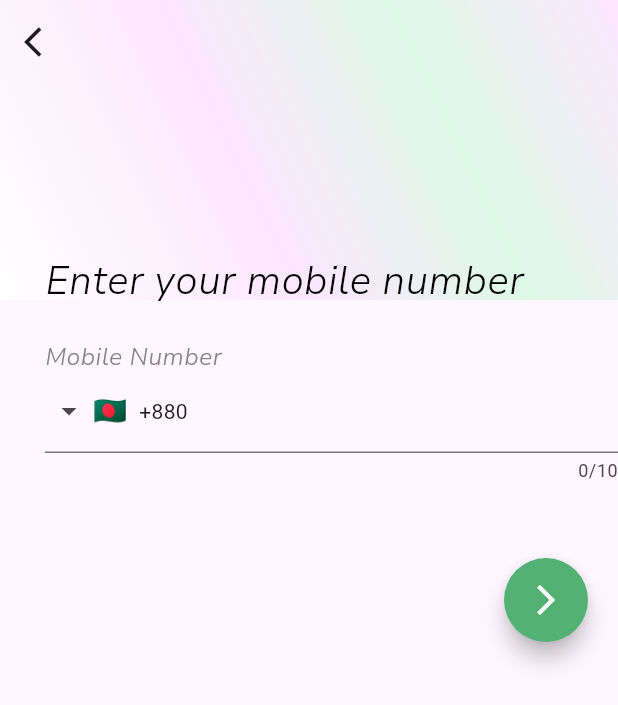
After one commit to emanfazal/GroceryApp, a Flutter app: the SigninBody screen opened directly, after a tap on "Continue with Google", on a phone screen of 412 x 824 dp. The commit adds this screen. Shown: the top 705 px of the screen. Run offline on Flutter 3.47's test engine with Material 3 defaults, Android fonts, the phone set to English and light mode, and no system bars; drawn by our look-alikes of intl_phone_field; our stand-ins replace country_code_picker, flutter_svg, keyboard_actions, responsive_builder.

Commit message:
login with number and verify screen implemented

```diff
--- /dev/null
+++ b/lib/Auth/LoginthroughNumber/Components.dart
@@ -0,0 +1,50 @@
+import 'package:flutter/material.dart';
+import 'package:groceries_app_ui/Auth/Verification.dart';
+import 'package:groceries_app_ui/Components/FAB.dart';
+
+import '../../Components/CountryCodewithnumber.dart';
+import '../../Components/DialPad.dart';
+import '../../Config/TextStyle.dart';
+import '../../Config/strings.dart';
+class ScreenComponents extends StatefulWidget {
+  const ScreenComponents({super.key});
+
+  @override
+  State<ScreenComponents> createState() => _ScreenComponentsState();
+}
+
+class _ScreenComponentsState extends State<ScreenComponents> {
+  @override
+  Widget build(BuildContext context) {
+    return Column(
+
+      crossAxisAlignment: CrossAxisAlignment.start,
+      mainAxisAlignment: MainAxisAlignment.start,
+      children: [
+
+        SizedBox(height: 30),
+        Text(AppStrings.MobileNumber,style: h3size16kgrey,),
+        CountryCode(),
+SizedBox(height: 50,),
+Align(
+    alignment: Alignment.bottomRight,
+    child: Padding(
+      padding: const EdgeInsets.only(right: 20),
+      child: FloatingActionbutton(press: (){
+        Goto(context);
+      },),
+    )),
+      ],
+
+
+    );
+
+  }
+}
+Goto(BuildContext context){
+
+  Navigator.push(
+    context ,
+    MaterialPageRoute(builder: (context) =>VerifywithCode()),
+  );
+}
--- /dev/null
+++ b/lib/Auth/LoginthroughNumber/EnterNumber.dart
@@ -0,0 +1,47 @@
+import 'package:flutter/material.dart';
+import 'package:groceries_app_ui/Auth/LoginthroughNumber/Components.dart';
+import 'package:groceries_app_ui/Components/DialPad.dart';
+import 'package:groceries_app_ui/Components/GradientContainer.dart';
+import 'package:groceries_app_ui/Config/Colors.dart';
+
+import '../../Config/strings.dart';
+class LoginWithNumber extends StatefulWidget {
+  const LoginWithNumber({super.key});
+
+  @override
+  State<LoginWithNumber> createState() => _LoginWithNumberState();
+}
+
+class _LoginWithNumberState extends State<LoginWithNumber> {
+  @override
+  Widget build(BuildContext context) {
+    return MaterialApp(
+      home: Scaffold(
+        body: Column(
+          crossAxisAlignment: CrossAxisAlignment.start,
+          mainAxisAlignment: MainAxisAlignment.start,
+         children:[
+         GradientContainer(
+           text: AppStrings.EnterMobileNo,
+           leading: IconButton(
+
+        icon: Icon(Icons.arrow_back_ios),
+        onPressed: () {
+          Navigator.of(context).pop();
+        },
+      ),
+         ),
+Padding(
+  padding: const EdgeInsets.only(left: 30),
+  child: ScreenComponents(),
+),
+
+
+
+
+         ],
+        )
+      ),
+    );
+  }
+}
--- a/lib/Auth/SignIns/SignInBody.dart
+++ b/lib/Auth/SignIns/SignInBody.dart
@@ -1,12 +1,13 @@
 
 
 import 'package:flutter/material.dart';
-import 'package:groceries_app_ui/Auth/EnterNumber.dart';
+import 'package:groceries_app_ui/Auth/LoginthroughNumber/EnterNumber.dart';
 import 'package:groceries_app_ui/Auth/LoginWithEmail.dart';
-import 'package:groceries_app_ui/Components/CountryCodePicker.dart';
+import 'package:groceries_app_ui/Components/CountryCodewithnumber.dart';
 import 'package:groceries_app_ui/Components/SocialMediaButtons.dart';
 import 'package:intl_phone_field/intl_phone_field.dart';
 
+import '../../Components/CountryCodePicker.dart';
 import '../../Config/Colors.dart';
 import '../../Config/TextStyle.dart';
 import '../../Config/assets.dart';
@@ -52,7 +53,8 @@ SizedBox(
           AppStrings.getyourgroceries,
             style: h1size26,
           ),
-          CountryCode(),
+          // CountryCode(),
+          CountryCodePickerScreen(),
           SizedBox(height: 10,),
           Center(
             child: Text(
--- a/lib/Auth/Verification.dart
+++ b/lib/Auth/Verification.dart
@@ -0,0 +1,47 @@
+import 'package:flutter/material.dart';
+import 'package:groceries_app_ui/Auth/LoginthroughNumber/Components.dart';
+import 'package:groceries_app_ui/Components/DialPad.dart';
+import 'package:groceries_app_ui/Components/GradientContainer.dart';
+import 'package:groceries_app_ui/Config/Colors.dart';
+
+import '../Config/strings.dart';
+class VerifywithCode extends StatefulWidget {
+  const VerifywithCode({super.key});
+
+  @override
+  State<VerifywithCode> createState() => _VerifywithCodeState();
+}
+
+class _VerifywithCodeState extends State<VerifywithCode> {
+  @override
+  Widget build(BuildContext context) {
+    return MaterialApp(
+      home: Scaffold(
+          body: Column(
+            crossAxisAlignment: CrossAxisAlignment.start,
+            mainAxisAlignment: MainAxisAlignment.start,
+            children:[
+              GradientContainer(
+                text: AppStrings.EnterCode,
+                leading: IconButton(
+
+                  icon: Icon(Icons.arrow_back_ios),
+                  onPressed: () {
+                    Navigator.of(context).pop();
+                  },
+                ),
+              ),
+              Padding(
+                padding: const EdgeInsets.only(left: 30),
+                // child: ScreenComponents(),
+              ),
+
+
+
+
+            ],
+          )
+      ),
+    );
+  }
+}
--- a/lib/Components/CountryCodePicker.dart
+++ b/lib/Components/CountryCodePicker.dart
@@ -1,35 +1,46 @@
 import 'package:flutter/material.dart';
-import 'package:groceries_app_ui/Auth/EnterNumber.dart';
+import 'package:country_code_picker/country_code_picker.dart';
+import 'package:groceries_app_ui/Auth/LoginthroughNumber/EnterNumber.dart';
 import 'package:groceries_app_ui/Config/Colors.dart';
-import 'package:intl_phone_field/intl_phone_field.dart';
 
-class CountryCode extends StatelessWidget {
-  const CountryCode({Key? key});
+class CountryCodePickerScreen extends StatelessWidget {
+  const CountryCodePickerScreen({Key? key}) : super(key: key);
 
   @override
   Widget build(BuildContext context) {
-    return  IntlPhoneField(
-      decoration: InputDecoration(
-        labelText: '',
-        border: UnderlineInputBorder(),
-        suffixIcon: IconButton(
-          icon: Icon(Icons.arrow_forward, color: AppColors.primaryColor),
-          onPressed: () {
-
-            Navigator.push(
-              context ,
-              MaterialPageRoute(builder: (context) =>LoginWithNumber()),
-            );
-          },
-          color: Colors.blue,
-
+    return Container(
+      width: 500,
+      decoration: BoxDecoration(
+        border: Border(
+          bottom: BorderSide(
+            color: Colors.grey,
+            width: 1.0,
+          ),
         ),
       ),
-      initialCountryCode: 'BD',
-      onChanged: (phone) {
-        print(phone.completeNumber);
-      },
-      controller: TextEditingController(),
+      child: Column(
+        crossAxisAlignment: CrossAxisAlignment.start,
+        children: [
+          Padding(
+            padding: const EdgeInsets.only(right: 10),
+            child: CountryCodePicker(
+              onChanged: (countryCode) {
+                Navigator.push(
+                  context,
+                  MaterialPageRoute(
+                    builder: (context) => LoginWithNumber(),
+                  ),
+                );
+              },
+              initialSelection: 'BD',
+              favorite: ['US', 'IN'],
+              showCountryOnly: true,
+              showOnlyCountryWhenClosed: false,
+              alignLeft: false,
+            ),
+          ),
+        ],
+      ),
     );
   }
 }
--- /dev/null
+++ b/lib/Components/CountryCodewithnumber.dart
@@ -0,0 +1,28 @@
+import 'package:flutter/material.dart';
+import 'package:intl_phone_field/intl_phone_field.dart';
+
+import '../Auth/LoginthroughNumber/EnterNumber.dart';
+class CountryCode extends StatelessWidget {
+  const CountryCode({Key? key});
+
+  @override
+  Widget build(BuildContext context) {
+    return IntlPhoneField(
+      decoration: InputDecoration(
+        labelText: '',
+        border: UnderlineInputBorder(),
+      ),
+      initialCountryCode: 'BD',
+      onSubmitted: (phone) {
+        Navigator.push(
+          context,
+          MaterialPageRoute(builder: (context) => LoginWithNumber()),
+        );
+      },
+      onChanged: (phone) {
+        print(phone.completeNumber);
+      },
+      controller: TextEditingController(),
+    );
+  }
+}
--- /dev/null
+++ b/lib/Components/FAB.dart
@@ -0,0 +1,18 @@
+import 'package:flutter/material.dart';
+import 'package:groceries_app_ui/Config/Colors.dart';class FloatingActionbutton extends StatelessWidget {
+  const FloatingActionbutton({
+  required this.press,
+  }
+      );
+  final Function press;
+  @override
+  Widget build(BuildContext context) {
+    return FloatingActionButton(
+      child: Icon(Icons.arrow_forward_ios,color: AppColors.Whiteheading,),
+        backgroundColor: AppColors.primaryColor,
+        shape: CircleBorder(),
+        onPressed:(){
+press();
+    });
+  }
+}
--- /dev/null
+++ b/lib/Components/GradientContainer.dart
@@ -0,0 +1,61 @@
+import 'package:flutter/material.dart';
+
+import '../Config/Colors.dart';
+import '../Config/TextStyle.dart';
+import '../Config/strings.dart';
+import 'package:flutter/material.dart';
+import 'package:groceries_app_ui/Config/Colors.dart';
+import '../Config/TextStyle.dart';
+import '../Config/strings.dart';
+
+class GradientContainer extends StatelessWidget implements PreferredSizeWidget {
+  final Widget? leading;
+
+  const GradientContainer({Key? key, this.leading,
+  required this.text
+  }) : super(key: key);
+final String text;
+  @override
+  Size get preferredSize => Size.fromHeight(500.0);
+
+  @override
+  Widget build(BuildContext context) {
+    return Container(
+
+      height: 200,
+      decoration: BoxDecoration(
+        gradient: LinearGradient(
+          colors: [
+            AppColors.PinkGradient,
+            AppColors.GreenGradient,
+            AppColors.PinkGradient,
+            AppColors.Whiteheading,
+          ],
+          stops: [0.0, 0.3, 0.6, 1.0],
+          begin: Alignment.topRight,
+          end: Alignment.bottomLeft,
+        ),
+      ),
+      child: Stack(
+        children: [
+          AppBar(
+            leading: leading,
+            backgroundColor: Colors.transparent,
+            elevation: 0.0,
+            centerTitle: true,
+          ),
+          Align(
+            alignment: Alignment.bottomLeft,
+            child: Padding(
+              padding: const EdgeInsets.only(left: 30),
+              child: Text(
+                text,
+                style: h1size26,
+              ),
+            ),
+          ),
+        ],
+      ),
+    );
+  }
+}
--- a/lib/Config/Colors.dart
+++ b/lib/Config/Colors.dart
@@ -7,5 +7,6 @@ static const Color Blackheading=Color(0xFF030303);
 static const Color Grey=Color(0xFF828282);
 static const Color EmailButtonColor=Color(0xFF5383EC);
 static const Color FacebookButtonColor=Color(0xFF4A66AC);
-
+static const Color PinkGradient=Color(0xFFFCE6FF);
+static const Color GreenGradient=Color(0xFFDEF9E6);
 }
--- a/lib/Config/TextStyle.dart
+++ b/lib/Config/TextStyle.dart
@@ -38,6 +38,16 @@ const h3size14=TextStyle(
     fontWeight: FontWeight.normal
 
 );
+const h3size16kgrey=TextStyle(
+
+    fontStyle: FontStyle.italic,
+    color: AppColors.Grey,
+    fontSize: 16,
+    height: 1,
+    fontFamily: 'NunitoSans',
+    fontWeight: FontWeight.normal
+
+);
 const h1size26=TextStyle(
 
     fontStyle: FontStyle.italic,
--- a/lib/Config/strings.dart
+++ b/lib/Config/strings.dart
@@ -1,12 +1,14 @@
-class AppStrings{
+class AppStrings {
   static const String appTitle = 'online groceriet';
-  static const String welcomeTitle=' Welcome \nto our store';
-  static const String welcomecontent="Get your groceries in as fast as one hour";
-  static const String getStarted="Get Started";
-  static const String getyourgroceries="Get your groceries\nwith nectar";
-static const String connect="Or connect with social media ";
-static const String EmailLogin="Continue with Google";
-  static const String FacebookLogin="Continue with Facebook";
-
-
+  static const String welcomeTitle = ' Welcome \nto our store';
+  static const String welcomecontent =
+      "Get your groceries in as fast as one hour";
+  static const String getStarted = "Get Started";
+  static const String getyourgroceries = "Get your groceries\nwith nectar";
+  static const String connect = "Or connect with social media ";
+  static const String EmailLogin = "Continue with Google";
+  static const String FacebookLogin = "Continue with Facebook";
+  static const String EnterMobileNo = "Enter your mobile number";
+  static const String MobileNumber = "Mobile Number";
+  static const String EnterCode="Enter your 4-digit code";
 }
--- a/pubspec.yaml
+++ b/pubspec.yaml
@@ -39,6 +39,7 @@ dependencies:
   country_code_picker: ^3.0.0
   intl_phone_field: ^3.2.0
   flutter_svg: ^2.0.9
+  keyboard_actions: ^4.2.0
 
 
 dev_dependencies:
```
Also changed, not shown: lib/Components/DialPad.dart (added, +125 -0 lines), lib/Auth/EnterNumber.dart (deleted), pubspec.lock.
